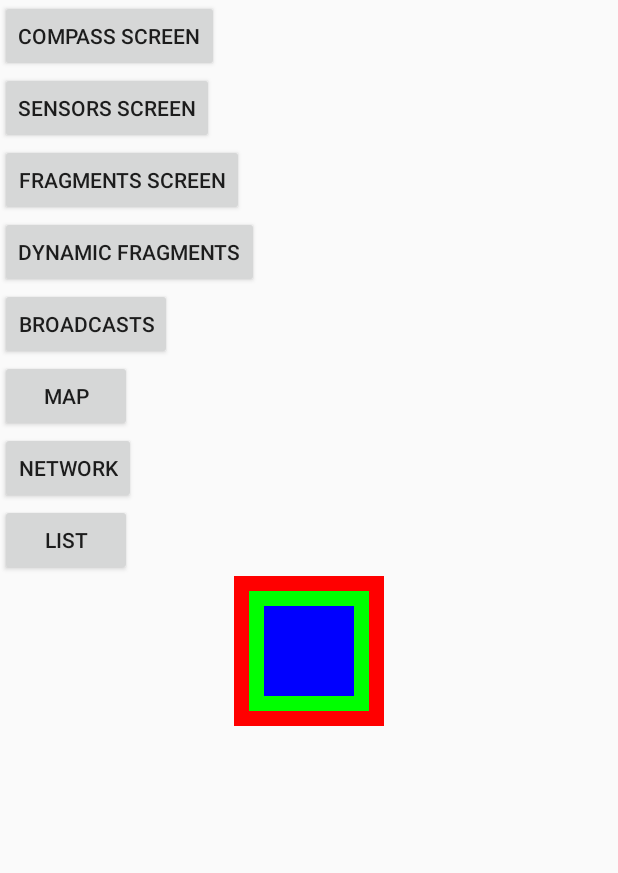
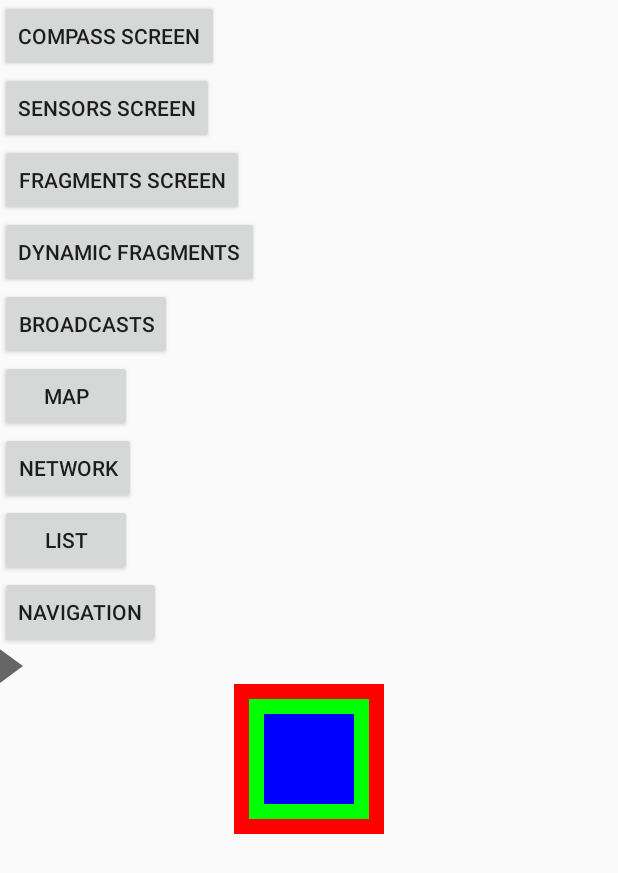
Before and after one commit to sergey-virchenko/MyFirstApp, an Android app: the screen it shows after launch (StartActivity), on a phone screen of 412 x 824 dp. Shown: the top 873 px of the screen. Run offline under Robolectric (Android 15) with nearby library versions, the phone set to English and light mode, and no system bars.

Commit message:
Navigation

```diff
--- a/app/src/main/AndroidManifest.xml
+++ b/app/src/main/AndroidManifest.xml
@@ -18,7 +18,10 @@
         android:supportsRtl="true"
         android:theme="@style/AppTheme"
         tools:ignore="GoogleAppIndexingWarning">
-        <activity android:name=".lists.ListActivity"></activity>
+        <activity
+            android:name=".fragmentpager.BottomNavigationActivity"
+            android:label="@string/title_activity_bottom_navigation"></activity>
+        <activity android:name=".lists.ListActivity" />
         <activity android:name=".networking.NetworkActivity" />
         <!--
              The API key for Google Maps-based APIs is defined as a string resource.
--- a/app/src/main/java/com/sit/myfirstapp/StartActivity.java
+++ b/app/src/main/java/com/sit/myfirstapp/StartActivity.java
@@ -9,6 +9,7 @@ import android.view.View;
 
 import com.sit.myfirstapp.broadcasts.BroadCastReceiverActivity;
 import com.sit.myfirstapp.broadcasts.MapsActivity;
+import com.sit.myfirstapp.fragmentpager.BottomNavigationActivity;
 import com.sit.myfirstapp.fragments.DynamicActivity;
 import com.sit.myfirstapp.fragments.FragmentActivity;
 import com.sit.myfirstapp.lists.ListActivity;
@@ -26,7 +27,8 @@ public class StartActivity extends AppCompatActivity {
             R.id.broadcasts,
             R.id.map,
             R.id.net,
-            R.id.list
+            R.id.list,
+            R.id.navigation
     };
 
     private static final Class[] names = {
@@ -37,7 +39,8 @@ public class StartActivity extends AppCompatActivity {
             BroadCastReceiverActivity.class,
             MapsActivity.class,
             NetworkActivity.class,
-            ListActivity.class
+            ListActivity.class,
+            BottomNavigationActivity.class
     };
 
 
--- /dev/null
+++ b/app/src/main/res/drawable/ic_triangle.xml
@@ -0,0 +1,9 @@
+<vector xmlns:android="http://schemas.android.com/apk/res/android"
+    android:width="15dp"
+    android:height="24dp"
+    android:viewportWidth="15"
+    android:viewportHeight="24">
+  <path
+      android:pathData="M0,23.25V0.75L15,12L0,23.25Z"
+      android:fillColor="#666666"/>
+</vector>
--- /dev/null
+++ b/app/src/main/res/drawable/nav_text_color.xml
@@ -0,0 +1,6 @@
+<?xml version="1.0" encoding="utf-8"?>
+<selector xmlns:android="http://schemas.android.com/apk/res/android">
+
+    <item android:color="@color/colorAccent" android:state_checked="true" />
+    <item android:color="@color/colorPrimaryDark" android:state_checked="false" />
+</selector>
--- a/app/src/main/res/layout/activity_start.xml
+++ b/app/src/main/res/layout/activity_start.xml
@@ -1,5 +1,6 @@
 <?xml version="1.0" encoding="utf-8"?>
 <LinearLayout xmlns:android="http://schemas.android.com/apk/res/android"
+    xmlns:app="http://schemas.android.com/apk/res-auto"
     xmlns:tools="http://schemas.android.com/tools"
     android:layout_width="match_parent"
     android:layout_height="match_parent"
@@ -54,6 +55,16 @@
         android:layout_height="wrap_content"
         android:text="@string/list" />
 
+    <Button
+        android:id="@+id/navigation"
+        android:layout_width="wrap_content"
+        android:layout_height="wrap_content"
+        android:text="@string/navigation" />
+
+    <ImageView
+        android:layout_width="wrap_content"
+        android:layout_height="wrap_content"
+        app:srcCompat="@drawable/ic_triangle" />
 
     <FrameLayout
         android:layout_width="100dp"
--- /dev/null
+++ b/app/src/main/res/values-v21/styles.xml
@@ -0,0 +1,8 @@
+<resources>
+
+    <style name="AppTheme.NoActionBar">
+        <item name="windowActionBar">false</item>
+        <item name="windowNoTitle">true</item>
+        <item name="android:statusBarColor">@android:color/transparent</item>
+    </style>
+</resources>
--- a/app/src/main/res/values/colors.xml
+++ b/app/src/main/res/values/colors.xml
@@ -1,8 +1,8 @@
 <?xml version="1.0" encoding="utf-8"?>
 <resources>
-    <color name="colorPrimary">#00008577</color>
-    <color name="colorPrimaryDark">#00574B</color>
-    <color name="colorAccent">#D81B60</color>
+    <color name="colorPrimary">#F44336</color>
+    <color name="colorPrimaryDark">#D32F2F</color>
+    <color name="colorAccent">#7C4DFF</color>
 
     <color name="red">#f00</color>
     <color name="black">#000</color>
--- a/app/src/main/res/values/dimens.xml
+++ b/app/src/main/res/values/dimens.xml
@@ -1,4 +1,7 @@
 <resources>
     <dimen name="fab_margin">16dp</dimen>
     <dimen name="text_margin">16dp</dimen>
+    <!-- Default screen margins, per the Android Design guidelines. -->
+    <dimen name="activity_horizontal_margin">16dp</dimen>
+    <dimen name="activity_vertical_margin">16dp</dimen>
 </resources>
--- a/app/src/main/res/values/strings.xml
+++ b/app/src/main/res/values/strings.xml
@@ -35,5 +35,10 @@
     <string name="map">Map</string>
     <string name="network">Network</string>
     <string name="list">List</string>
+    <string name="title_activity_bottom_navigation">BottomNavigationActivity</string>
+    <string name="title_home">Home</string>
+    <string name="title_dashboard">Dashboard</string>
+    <string name="title_notifications">Notifications</string>
+    <string name="navigation">Navigation</string>
 
 </resources>
```
Also changed, not shown: app/src/main/java/com/sit/myfirstapp/fragmentpager/BottomNavigationActivity.java (added, +70 -0 lines), app/src/main/java/com/sit/myfirstapp/fragmentpager/FragmentAdapter.java (added, +31 -0 lines), app/src/main/java/com/sit/myfirstapp/fragmentpager/PagerFragment.java (added, +47 -0 lines), app/src/main/res/drawable/ic_dashboard_black_24dp.xml (added, +9 -0 lines), app/src/main/res/drawable/ic_home_black_24dp.xml (added, +9 -0 lines), app/src/main/res/drawable/ic_notifications_black_24dp.xml (added, +9 -0 lines), app/src/main/res/layout/activity_bottom_navigation.xml (added, +29 -0 lines), app/src/main/res/layout/fragment_pager.xml (added, +15 -0 lines), app/src/main/res/menu/navigation.xml (added, +19 -0 lines), app/src/main/res/drawable/shape.xml (indentation only).
